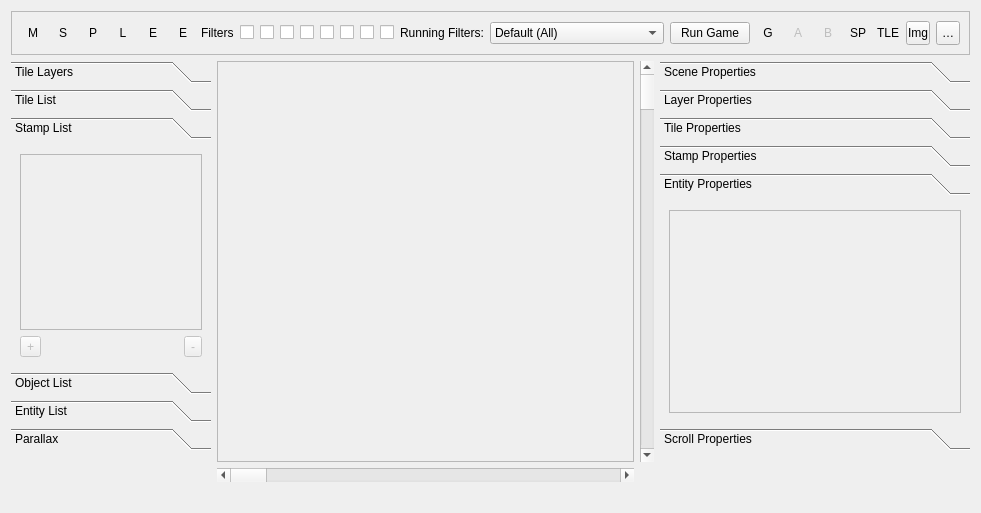
Above: RetroEDv2/tools/sceneeditorv5.ui from RSDKModding/RetroED before the change. Below: the same form after it.
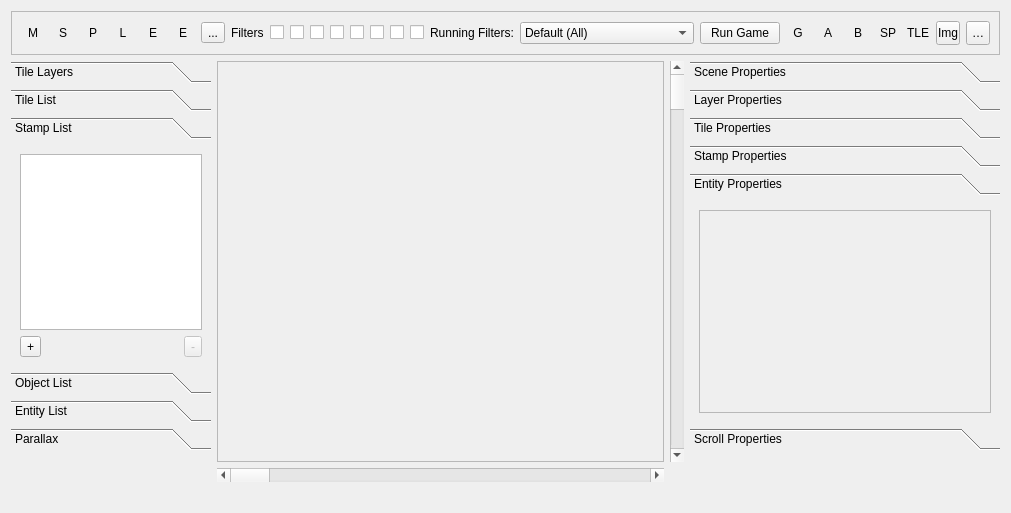
That is the form after the change. The open tabs and pages were chosen to show the change. Icons and pictures are not drawn.

Diff of the .ui file:
```diff
--- a/RetroEDv2/tools/sceneeditorv5.ui
+++ b/RetroEDv2/tools/sceneeditorv5.ui
@@ -6,7 +6,7 @@
    <rect>
     <x>0</x>
     <y>0</y>
-    <width>963</width>
+    <width>979</width>
     <height>513</height>
    </rect>
   </property>
@@ -230,6 +230,131 @@
       <enum>QFrame::Raised</enum>
      </property>
      <layout class="QGridLayout" name="gridLayout_2">
+      <item row="0" column="18">
+       <widget class="QLabel" name="runningFilters">
+        <property name="text">
+         <string>Running Filters:</string>
+        </property>
+       </widget>
+      </item>
+      <item row="0" column="7">
+       <widget class="QLabel" name="label">
+        <property name="text">
+         <string>Filters</string>
+        </property>
+       </widget>
+      </item>
+      <item row="0" column="3">
+       <widget class="QToolButton" name="stampTool">
+        <property name="minimumSize">
+         <size>
+          <width>24</width>
+          <height>24</height>
+         </size>
+        </property>
+        <property name="toolTip">
+         <string>&lt;html&gt;&lt;head/&gt;&lt;body&gt;&lt;p&gt;Stamp Tool&lt;br/&gt;Places on stage a preset of tiles&lt;br/&gt;(WIP)&lt;/p&gt;&lt;/body&gt;&lt;/html&gt;</string>
+        </property>
+        <property name="text">
+         <string>L</string>
+        </property>
+        <property name="icon">
+         <iconset resource="../resources.qrc">
+          <normaloff>:/icons/ic_approval_48px.svg</normaloff>:/icons/ic_approval_48px.svg</iconset>
+        </property>
+        <property name="autoRaise">
+         <bool>true</bool>
+        </property>
+       </widget>
+      </item>
+      <item row="0" column="15">
+       <widget class="QCheckBox" name="filterBox8">
+        <property name="toolTip">
+         <string>Toggles scene filter 8</string>
+        </property>
+        <property name="text">
+         <string/>
+        </property>
+       </widget>
+      </item>
+      <item row="0" column="8">
+       <widget class="QCheckBox" name="filterBox1">
+        <property name="toolTip">
+         <string>Toggles scene filter 1</string>
+        </property>
+        <property name="text">
+         <string/>
+        </property>
+       </widget>
+      </item>
+      <item row="0" column="6">
+       <widget class="QToolButton" name="stampCopy">
+        <property name="text">
+         <string>...</string>
+        </property>
+       </widget>
+      </item>
+      <item row="0" column="21">
+       <widget class="QToolButton" name="useGizmos">
+        <property name="minimumSize">
+         <size>
+          <width>24</width>
+          <height>24</height>
+         </size>
+        </property>
+        <property name="toolTip">
+         <string>Show Gizmos</string>
+        </property>
+        <property name="text">
+         <string>G</string>
+        </property>
+        <property name="icon">
+         <iconset resource="../resources.qrc">
+          <normaloff>:/icons/ic_preview_48px.svg</normaloff>:/icons/ic_preview_48px.svg</iconset>
+        </property>
+        <property name="checkable">
+         <bool>true</bool>
+        </property>
+        <property name="autoRaise">
+         <bool>true</bool>
+        </property>
+       </widget>
+      </item>
+      <item row="0" column="22">
+       <widget class="QToolButton" name="showCollisionA">
+        <property name="enabled">
+         <bool>true</bool>
+        </property>
+        <property name="minimumSize">
+         <size>
+          <width>24</width>
+          <height>24</height>
+         </size>
+        </property>
+        <property name="toolTip">
+         <string>Show Collision Plane A</string>
+        </property>
+        <property name="text">
+         <string>A</string>
+        </property>
+        <property name="checkable">
+         <bool>true</bool>
+        </property>
+        <property name="autoRaise">
+         <bool>true</bool>
+        </property>
+       </widget>
+      </item>
+      <item row="0" column="9">
+       <widget class="QCheckBox" name="filterBox2">
+        <property name="toolTip">
+         <string>Toggles scene filter 2</string>
+        </property>
+        <property name="text">
+         <string/>
+        </property>
+       </widget>
+      </item>
       <item row="0" column="2">
        <widget class="QToolButton" name="pencilTool">
         <property name="minimumSize">
@@ -253,29 +378,6 @@
         </property>
        </widget>
       </item>
-      <item row="0" column="1">
-       <widget class="QToolButton" name="selectTool">
-        <property name="minimumSize">
-         <size>
-          <width>24</width>
-          <height>24</height>
-         </size>
-        </property>
-        <property name="toolTip">
-         <string>&lt;html&gt;&lt;head/&gt;&lt;body&gt;&lt;p&gt;Select Tool&lt;br/&gt;Allows Drag-Selection&lt;br/&gt;(WIP)&lt;/p&gt;&lt;/body&gt;&lt;/html&gt;</string>
-        </property>
-        <property name="text">
-         <string>S</string>
-        </property>
-        <property name="icon">
-         <iconset resource="../resources.qrc">
-          <normaloff>:/icons/ic_highlight_alt_48px.svg</normaloff>:/icons/ic_highlight_alt_48px.svg</iconset>
-        </property>
-        <property name="autoRaise">
-         <bool>true</bool>
-        </property>
-       </widget>
-      </item>
       <item row="0" column="4">
        <widget class="QToolButton" name="eraserTool">
         <property name="minimumSize">
@@ -299,31 +401,6 @@
         </property>
        </widget>
       </item>
-      <item row="0" column="21">
-       <widget class="QToolButton" name="showCollisionA">
-        <property name="enabled">
-         <bool>false</bool>
-        </property>
-        <property name="minimumSize">
-         <size>
-          <width>24</width>
-          <height>24</height>
-         </size>
-        </property>
-        <property name="toolTip">
-         <string>Show Collision Plane A</string>
-        </property>
-        <property name="text">
-         <string>A</string>
-        </property>
-        <property name="checkable">
-         <bool>true</bool>
-        </property>
-        <property name="autoRaise">
-         <bool>true</bool>
-        </property>
-       </widget>
-      </item>
       <item row="0" column="5">
        <widget class="QToolButton" name="entityTool">
         <property name="minimumSize">
@@ -347,79 +424,31 @@
         </property>
        </widget>
       </item>
-      <item row="0" column="16">
-       <spacer name="horizontalSpacer">
-        <property name="orientation">
-         <enum>Qt::Horizontal</enum>
-        </property>
-        <property name="sizeHint" stdset="0">
-         <size>
-          <width>40</width>
-          <height>20</height>
-         </size>
-        </property>
-       </spacer>
-      </item>
-      <item row="0" column="24">
-       <widget class="QToolButton" name="showTileGrid">
-        <property name="minimumSize">
-         <size>
-          <width>24</width>
-          <height>24</height>
-         </size>
-        </property>
-        <property name="toolTip">
-         <string>Show Grid</string>
-        </property>
-        <property name="text">
-         <string>TLE</string>
-        </property>
-        <property name="icon">
-         <iconset resource="../resources.qrc">
-          <normaloff>:/icons/ic_grid_48px.svg</normaloff>:/icons/ic_grid_48px.svg</iconset>
-        </property>
-        <property name="checkable">
-         <bool>true</bool>
-        </property>
-        <property name="autoRaise">
-         <bool>true</bool>
-        </property>
+      <item row="0" column="19">
+       <widget class="QComboBox" name="filterSelection">
+        <item>
+         <property name="text">
+          <string>Default (All)</string>
+         </property>
+        </item>
+        <item>
+         <property name="text">
+          <string>Mania Plus - Mania Mode</string>
+         </property>
+        </item>
+        <item>
+         <property name="text">
+          <string>Mania Plus - Encore Mode</string>
+         </property>
+        </item>
+        <item>
+         <property name="text">
+          <string>Custom</string>
+         </property>
+        </item>
        </widget>
       </item>
-      <item row="0" column="3">
-       <widget class="QToolButton" name="stampTool">
-        <property name="minimumSize">
-         <size>
-          <width>24</width>
-          <height>24</height>
-         </size>
-        </property>
-        <property name="toolTip">
-         <string>&lt;html&gt;&lt;head/&gt;&lt;body&gt;&lt;p&gt;Stamp Tool&lt;br/&gt;Places on stage a preset of tiles&lt;br/&gt;(WIP)&lt;/p&gt;&lt;/body&gt;&lt;/html&gt;</string>
-        </property>
-        <property name="text">
-         <string>L</string>
-        </property>
-        <property name="icon">
-         <iconset resource="../resources.qrc">
-          <normaloff>:/icons/ic_approval_48px.svg</normaloff>:/icons/ic_approval_48px.svg</iconset>
-        </property>
-        <property name="autoRaise">
-         <bool>true</bool>
-        </property>
-       </widget>
-      </item>
-      <item row="0" column="8">
-       <widget class="QCheckBox" name="filterBox2">
-        <property name="toolTip">
-         <string>Toggles scene filter 2</string>
-        </property>
-        <property name="text">
-         <string/>
-        </property>
-       </widget>
-      </item>
-      <item row="0" column="13">
+      <item row="0" column="14">
        <widget class="QCheckBox" name="filterBox7">
         <property name="toolTip">
          <string>Toggles scene filter 7</string>
@@ -429,106 +458,14 @@
         </property>
        </widget>
       </item>
-      <item row="0" column="14">
-       <widget class="QCheckBox" name="filterBox8">
-        <property name="toolTip">
-         <string>Toggles scene filter 8</string>
-        </property>
-        <property name="text">
-         <string/>
-        </property>
-       </widget>
-      </item>
-      <item row="0" column="10">
-       <widget class="QCheckBox" name="filterBox4">
-        <property name="toolTip">
-         <string>Toggles scene filter 4</string>
-        </property>
-        <property name="text">
-         <string/>
-        </property>
-       </widget>
-      </item>
       <item row="0" column="20">
-       <widget class="QToolButton" name="useGizmos">
-        <property name="minimumSize">
-         <size>
-          <width>24</width>
-          <height>24</height>
-         </size>
-        </property>
-        <property name="toolTip">
-         <string>Show Gizmos</string>
-        </property>
+       <widget class="QPushButton" name="runGame">
         <property name="text">
-         <string>G</string>
+         <string>Run Game</string>
         </property>
-        <property name="icon">
-         <iconset resource="../resources.qrc">
-          <normaloff>:/icons/ic_preview_48px.svg</normaloff>:/icons/ic_preview_48px.svg</iconset>
-        </property>
-        <property name="checkable">
-         <bool>true</bool>
-        </property>
-        <property name="autoRaise">
-         <bool>true</bool>
-        </property>
        </widget>
       </item>
-      <item row="0" column="9">
-       <widget class="QCheckBox" name="filterBox3">
-        <property name="toolTip">
-         <string>Toggles scene filter 3</string>
-        </property>
-        <property name="text">
-         <string/>
-        </property>
-       </widget>
-      </item>
-      <item row="0" column="23">
-       <widget class="QToolButton" name="showParallax">
-        <property name="minimumSize">
-         <size>
-          <width>24</width>
-          <height>24</height>
-         </size>
-        </property>
-        <property name="toolTip">
-         <string>Show Parallax Lines</string>
-        </property>
-        <property name="text">
-         <string>SP</string>
-        </property>
-        <property name="icon">
-         <iconset resource="../resources.qrc">
-          <normaloff>:/icons/ic_horizontal_split_48px.svg</normaloff>:/icons/ic_horizontal_split_48px.svg</iconset>
-        </property>
-        <property name="checkable">
-         <bool>true</bool>
-        </property>
-        <property name="autoRaise">
-         <bool>true</bool>
-        </property>
-       </widget>
-      </item>
-      <item row="0" column="7">
-       <widget class="QCheckBox" name="filterBox1">
-        <property name="toolTip">
-         <string>Toggles scene filter 1</string>
-        </property>
-        <property name="text">
-         <string/>
-        </property>
-       </widget>
-      </item>
-      <item row="0" column="6">
-       <widget class="QLabel" name="label">
-        <property name="text">
-         <string>Filters</string>
-        </property>
-       </widget>
-      </item>
-      <item row="0" column="26">
+      <item row="0" column="27">
        <widget class="QToolButton" name="exportSceneImg">
         <property name="minimumSize">
          <size>
@@ -548,40 +485,6 @@
         </property>
        </widget>
       </item>
-      <item row="0" column="11">
-       <widget class="QCheckBox" name="filterBox5">
-        <property name="toolTip">
-         <string>Toggles scene filter 5</string>
-        </property>
-        <property name="text">
-         <string/>
-        </property>
-       </widget>
-      </item>
-      <item row="0" column="18">
-       <widget class="QComboBox" name="filterSelection">
-        <item>
-         <property name="text">
-          <string>Default (All)</string>
-         </property>
-        </item>
-        <item>
-         <property name="text">
-          <string>Mania Plus - Mania Mode</string>
-         </property>
-        </item>
-        <item>
-         <property name="text">
-          <string>Mania Plus - Encore Mode</string>
-         </property>
-        </item>
-        <item>
-         <property name="text">
-          <string>Custom</string>
-         </property>
-        </item>
-       </widget>
-      </item>
       <item row="0" column="0">
        <widget class="QToolButton" name="panTool">
         <property name="minimumSize">
@@ -605,28 +508,8 @@
         </property>
        </widget>
       </item>
-      <item row="0" column="12">
-       <widget class="QCheckBox" name="filterBox6">
-        <property name="toolTip">
-         <string>Toggles scene filter 6</string>
-        </property>
-        <property name="text">
-         <string/>
-        </property>
-       </widget>
-      </item>
-      <item row="0" column="19">
-       <widget class="QPushButton" name="runGame">
-        <property name="text">
-         <string>Run Game</string>
-        </property>
-       </widget>
-      </item>
-      <item row="0" column="22">
-       <widget class="QToolButton" name="showCollisionB">
-        <property name="enabled">
-         <bool>false</bool>
-        </property>
+      <item row="0" column="24">
+       <widget class="QToolButton" name="showParallax">
         <property name="minimumSize">
          <size>
           <width>24</width>
@@ -634,10 +517,14 @@
          </size>
         </property>
         <property name="toolTip">
-         <string>Show Collision Plane B</string>
+         <string>Show Parallax Lines</string>
         </property>
         <property name="text">
-         <string>B</string>
+         <string>SP</string>
+        </property>
+        <property name="icon">
+         <iconset resource="../resources.qrc">
+          <normaloff>:/icons/ic_horizontal_split_48px.svg</normaloff>:/icons/ic_horizontal_split_48px.svg</iconset>
         </property>
         <property name="checkable">
          <bool>true</bool>
@@ -647,7 +534,17 @@
         </property>
        </widget>
       </item>
-      <item row="0" column="27">
+      <item row="0" column="10">
+       <widget class="QCheckBox" name="filterBox3">
+        <property name="toolTip">
+         <string>Toggles scene filter 3</string>
+        </property>
+        <property name="text">
+         <string/>
+        </property>
+       </widget>
+      </item>
+      <item row="0" column="28">
        <widget class="QToolButton" name="expScene">
         <property name="minimumSize">
          <size>
@@ -674,9 +571,119 @@
        </widget>
       </item>
       <item row="0" column="17">
-       <widget class="QLabel" name="runningFilters">
+       <spacer name="horizontalSpacer">
+        <property name="orientation">
+         <enum>Qt::Horizontal</enum>
+        </property>
+        <property name="sizeHint" stdset="0">
+         <size>
+          <width>40</width>
+          <height>20</height>
+         </size>
+        </property>
+       </spacer>
+      </item>
+      <item row="0" column="23">
+       <widget class="QToolButton" name="showCollisionB">
+        <property name="enabled">
+         <bool>true</bool>
+        </property>
+        <property name="minimumSize">
+         <size>
+          <width>24</width>
+          <height>24</height>
+         </size>
+        </property>
+        <property name="toolTip">
+         <string>Show Collision Plane B</string>
+        </property>
         <property name="text">
-         <string>Running Filters:</string>
+         <string>B</string>
+        </property>
+        <property name="checkable">
+         <bool>true</bool>
+        </property>
+        <property name="autoRaise">
+         <bool>true</bool>
+        </property>
+       </widget>
+      </item>
+      <item row="0" column="13">
+       <widget class="QCheckBox" name="filterBox6">
+        <property name="toolTip">
+         <string>Toggles scene filter 6</string>
+        </property>
+        <property name="text">
+         <string/>
+        </property>
+       </widget>
+      </item>
+      <item row="0" column="12">
+       <widget class="QCheckBox" name="filterBox5">
+        <property name="toolTip">
+         <string>Toggles scene filter 5</string>
+        </property>
+        <property name="text">
+         <string/>
+        </property>
+       </widget>
+      </item>
+      <item row="0" column="25">
+       <widget class="QToolButton" name="showTileGrid">
+        <property name="minimumSize">
+         <size>
+          <width>24</width>
+          <height>24</height>
+         </size>
+        </property>
+        <property name="toolTip">
+         <string>Show Grid</string>
+        </property>
+        <property name="text">
+         <string>TLE</string>
+        </property>
+        <property name="icon">
+         <iconset resource="../resources.qrc">
+          <normaloff>:/icons/ic_grid_48px.svg</normaloff>:/icons/ic_grid_48px.svg</iconset>
+        </property>
+        <property name="checkable">
+         <bool>true</bool>
+        </property>
+        <property name="autoRaise">
+         <bool>true</bool>
+        </property>
+       </widget>
+      </item>
+      <item row="0" column="1">
+       <widget class="QToolButton" name="selectTool">
+        <property name="minimumSize">
+         <size>
+          <width>24</width>
+          <height>24</height>
+         </size>
+        </property>
+        <property name="toolTip">
+         <string>&lt;html&gt;&lt;head/&gt;&lt;body&gt;&lt;p&gt;Select Tool&lt;br/&gt;Allows Drag-Selection&lt;br/&gt;(WIP)&lt;/p&gt;&lt;/body&gt;&lt;/html&gt;</string>
+        </property>
+        <property name="text">
+         <string>S</string>
+        </property>
+        <property name="icon">
+         <iconset resource="../resources.qrc">
+          <normaloff>:/icons/ic_highlight_alt_48px.svg</normaloff>:/icons/ic_highlight_alt_48px.svg</iconset>
+        </property>
+        <property name="autoRaise">
+         <bool>true</bool>
+        </property>
+       </widget>
+      </item>
+      <item row="0" column="11">
+       <widget class="QCheckBox" name="filterBox4">
+        <property name="toolTip">
+         <string>Toggles scene filter 4</string>
+        </property>
+        <property name="text">
+         <string/>
         </property>
        </widget>
       </item>
@@ -753,6 +760,9 @@
        </item>
        <item row="1" column="5">
         <widget class="QToolButton" name="rmLayer">
+         <property name="enabled">
+          <bool>false</bool>
+         </property>
          <property name="toolTip">
           <string>Removes a tile layer</string>
          </property>
@@ -906,17 +916,17 @@
        <string>Stamp List</string>
       </attribute>
       <layout class="QGridLayout" name="gridLayout_18">
-       <item row="0" column="0" colspan="3">
+       <item row="0" column="0" colspan="5">
         <widget class="QListWidget" name="stampList">
          <property name="enabled">
-          <bool>false</bool>
+          <bool>true</bool>
          </property>
         </widget>
        </item>
-       <item row="1" column="0">
+       <item row="3" column="0">
         <widget class="QToolButton" name="addStp">
          <property name="enabled">
-          <bool>false</bool>
+          <bool>true</bool>
          </property>
          <property name="toolTip">
           <string>Adds a stamp</string>
@@ -930,20 +940,7 @@
          </property>
         </widget>
        </item>
-       <item row="1" column="1">
-        <spacer name="horizontalSpacer_9">
-         <property name="orientation">
-          <enum>Qt::Horizontal</enum>
-         </property>
-         <property name="sizeHint" stdset="0">
-          <size>
-           <width>112</width>
-           <height>20</height>
-          </size>
-         </property>
-        </spacer>
-       </item>
-       <item row="1" column="2">
+       <item row="3" column="4">
         <widget class="QToolButton" name="rmStp">
          <property name="enabled">
           <bool>false</bool>
@@ -960,6 +957,19 @@
          </property>
         </widget>
        </item>
+       <item row="3" column="1" colspan="3">
+        <spacer name="horizontalSpacer_9">
+         <property name="orientation">
+          <enum>Qt::Horizontal</enum>
+         </property>
+         <property name="sizeHint" stdset="0">
+          <size>
+           <width>112</width>
+           <height>20</height>
+          </size>
+         </property>
+        </spacer>
+       </item>
       </layout>
      </widget>
      <widget class="QWidget" name="objectPage">
@@ -977,6 +987,9 @@
       <layout class="QGridLayout" name="gridLayout_6">
        <item row="2" column="2">
         <widget class="QToolButton" name="rmObj">
+         <property name="enabled">
+          <bool>false</bool>
+         </property>
          <property name="toolTip">
           <string>Removes an object type</string>
          </property>
@@ -1071,6 +1084,9 @@
        </item>
        <item row="3" column="5">
         <widget class="QToolButton" name="rmEnt">
+         <property name="enabled">
+          <bool>false</bool>
+         </property>
          <property name="toolTip">
           <string>Removes an entity</string>
          </property>
@@ -1200,6 +1216,9 @@
        </item>
        <item row="1" column="5">
         <widget class="QToolButton" name="rmScr">
+         <property name="enabled">
+          <bool>false</bool>
+         </property>
          <property name="toolTip">
           <string>Removes a parallax entry</string>
          </property>
```
